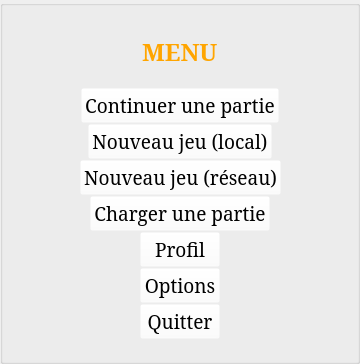
This is StreetCar/StreetCar/MainMenu.ui in paboccard/Projet_Prog_Jeu as Qt 5 draws it before an edit. The edited form follows.
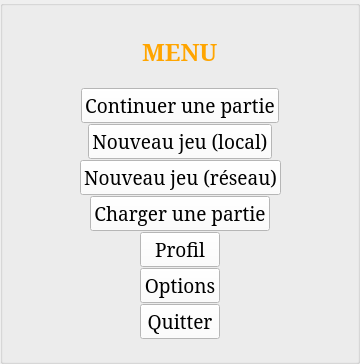
This is the edited form. Icons and pictures are not drawn.

```diff
--- a/StreetCar/StreetCar/MainMenu.ui
+++ b/StreetCar/StreetCar/MainMenu.ui
@@ -56,7 +56,7 @@
 }
 
 QPushButton {
-	background-color: rgba(255, 255, 255, 0);
+	background-color: rgba(255, 255, 255, 255);
 }
 
 QPushButton:hover {
```
